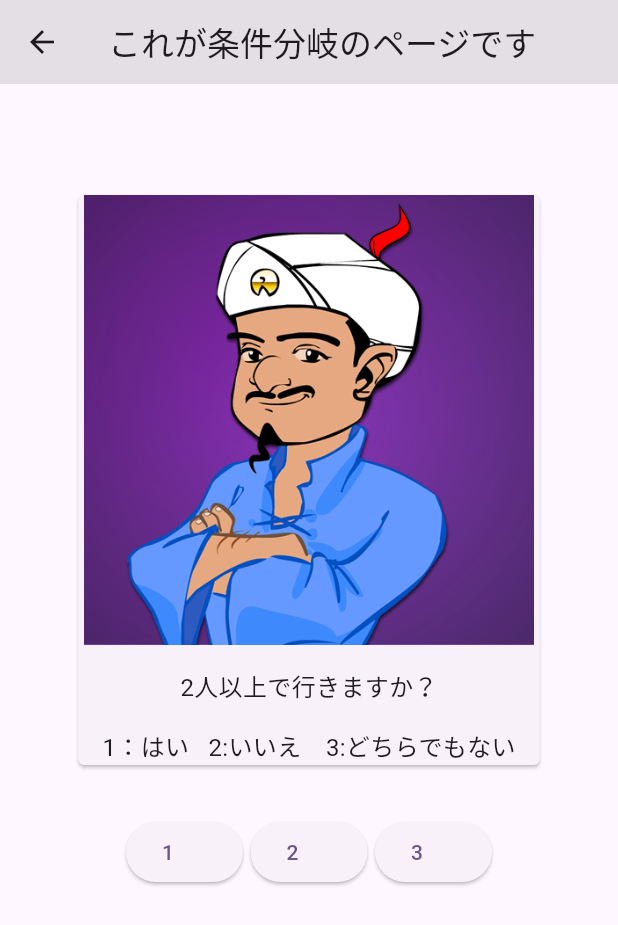
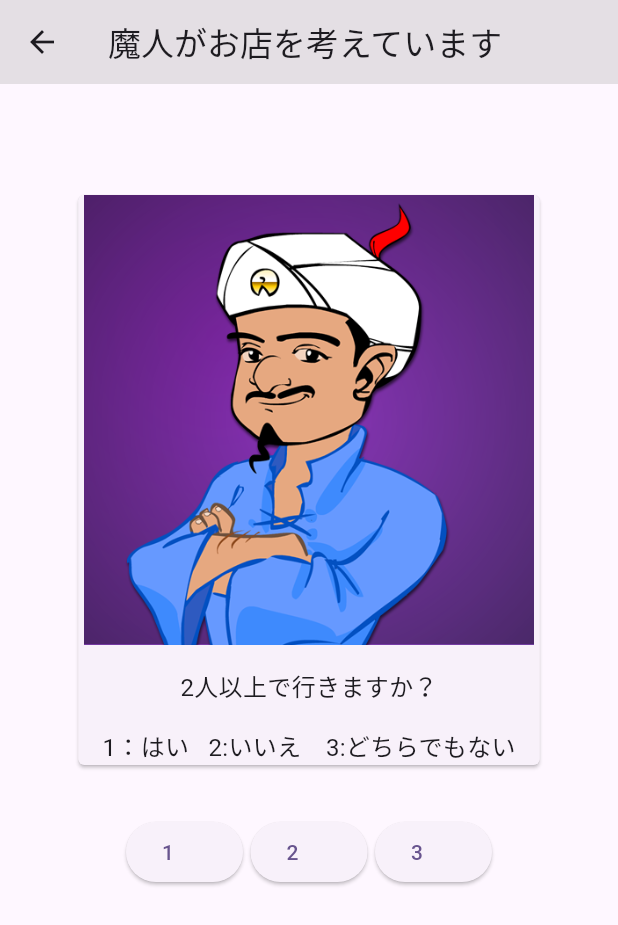
Before and after one commit to Bellwether-Flutter-team/team_a_project, a Flutter app: the ConditionPage screen opened by its route, on a phone screen of 412 x 824 dp. Shown: the top 925 px of the screen. Run offline on Flutter 3.47's test engine with Material 2 defaults, Android fonts, the light colour scheme and no system bars; our stand-ins replace get, google_maps_flutter.

Commit message:
微修正

```diff
--- a/lib/pages/condition_page.dart
+++ b/lib/pages/condition_page.dart
@@ -6,7 +6,7 @@ class ConditionPage extends StatelessWidget {
   Widget build(BuildContext context) {
     return Scaffold(
       appBar: AppBar(
-        title: const Text("これが条件分岐のページです"),
+        title: const Text("魔人がお店を考えています"),
         backgroundColor: Theme.of(context).highlightColor,
       ),
       body: Center(
--- a/lib/pages/home.dart
+++ b/lib/pages/home.dart
@@ -133,7 +133,7 @@ class MyHomePage extends StatelessWidget {
                 ),
               ),
               onPressed: () {
-                Get.toNamed(AppRoutes.rikuApp);
+                Get.toNamed(AppRoutes.decidePage);
               },
             ),
           ],
```
